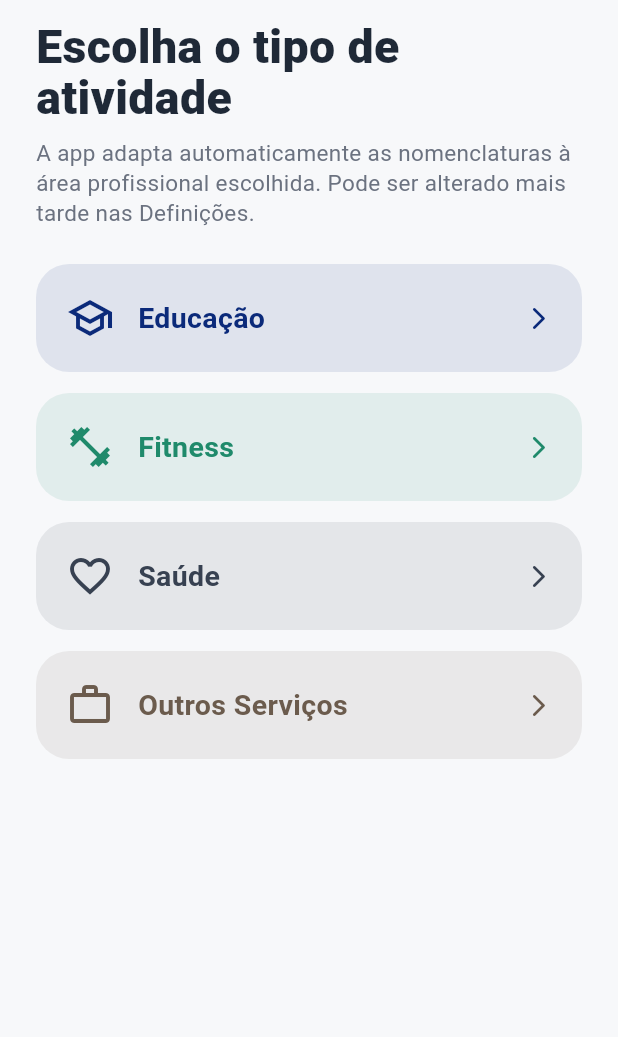
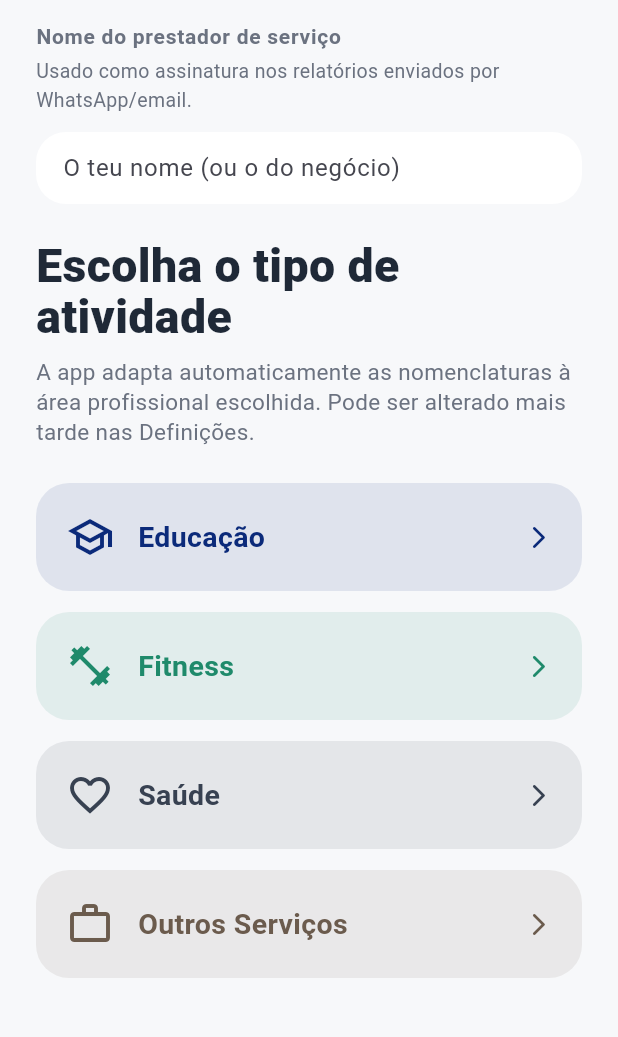
Before and after one commit to fmaiamalta/schedify_app, a Flutter app: the screen it shows after launch, on a phone screen of 412 x 824 dp, the part 180-1217 px from its top. Run offline on Flutter 3.47's test engine with Material 3 defaults, Android fonts, the phone set to English and light mode, and no system bars; our stand-ins replace shared_preferences.

Commit message:
Adiciona nome do prestador de serviço (assinatura dos relatórios)
- Novo campo global "Nome do prestador de serviço", pedido logo no ecrã
  inicial (antes da escolha do tipo de atividade, obrigatório para
  continuar) e editável mais tarde em Definições.
- Persistido em StorageService/PersistedState (retrocompatível: dados
  antigos sem este campo continuam a carregar, com nome vazio).
- Usado como assinatura no relatório enviado por WhatsApp/email — aparece
  numa linha própria a seguir a "Cumprimentos."/"Best regards.", só quando
  preenchido.

Também: em Alunos, os alunos inativos passam a aparecer sempre depois dos
ativos (cada grupo por ordem alfabética), em vez de misturados.

Co-Authored-By: Claude Sonnet 5 <noreply@anthropic.com>

```diff
--- a/lib/i18n/app_strings.dart
+++ b/lib/i18n/app_strings.dart
@@ -154,6 +154,13 @@ class AppStrings {
 
   // Definições
   String get settingsTitle => _t('Definições', 'Settings');
+  String get providerNameTitle => _t('Nome do prestador de serviço', 'Service provider name');
+  String get providerNameSubtitle => _t(
+        'Usado como assinatura nos relatórios enviados por WhatsApp/email.',
+        'Used as the signature on reports sent via WhatsApp/email.',
+      );
+  String get providerNameHint => _t('O teu nome (ou o do negócio)', 'Your name (or your business name)');
+  String get providerNameRequiredError => _t('Indica o teu nome para continuares.', 'Enter your name to continue.');
   String get activityTypeTitle => _t('Tipo de atividade', 'Activity type');
   String get activityTypeSubtitle => _t('Determina a nomenclatura usada em toda a aplicação.', 'Determines the wording used throughout the app.');
   String get languageTitle => _t('Idioma', 'Language');
@@ -258,21 +265,23 @@ class AppStrings {
     required String totalAmountLabel,
     required String sessionPluralLower,
     bool masculine = false,
+    String providerName = '',
   }) {
+    final signatureLine = providerName.trim().isEmpty ? '' : '\n${providerName.trim()}';
     if (_en) {
       return 'Hello,\n'
           'Here is the summary for $subjectName:\n'
           'Summary: $sessionDatesLabel.\n'
           'Total number of $sessionPluralLower: $totalSessions\n'
           'Total to pay: $totalAmountLabel\n'
-          'Best regards.';
+          'Best regards.$signatureLine';
     }
     return 'Olá,\n'
         'Segue o resumo ${masculine ? 'dos' : 'das'} $sessionPluralLower de $subjectName:\n'
         'Resumo: $sessionDatesLabel.\n'
         'Número total de $sessionPluralLower: $totalSessions\n'
         'Total a pagar: $totalAmountLabel\n'
-        'Cumprimentos.';
+        'Cumprimentos.$signatureLine';
   }
 }
 
--- a/lib/main.dart
+++ b/lib/main.dart
@@ -97,6 +97,7 @@ class _StartupGateState extends State<StartupGate> {
         return HomeShell(
           initialActivityType: state.activityType,
           initialLanguage: state.language,
+          initialProviderName: state.providerName,
           initialClients: state.clients,
           initialSessions: state.sessionsByClient,
         );
@@ -105,15 +106,50 @@ class _StartupGateState extends State<StartupGate> {
   }
 }
 
-class ActivitySelectionScreen extends StatelessWidget {
+class ActivitySelectionScreen extends StatefulWidget {
   final AppLanguage initialLanguage;
 
   const ActivitySelectionScreen({super.key, this.initialLanguage = AppLanguage.pt});
 
   @override
+  State<ActivitySelectionScreen> createState() => _ActivitySelectionScreenState();
+}
+
+class _ActivitySelectionScreenState extends State<ActivitySelectionScreen> {
+  final _nameController = TextEditingController();
+  bool _showNameError = false;
+
+  AppStrings get s => AppStrings(widget.initialLanguage);
+
+  @override
+  void dispose() {
+    _nameController.dispose();
+    super.dispose();
+  }
+
+  void _selectActivity(ActivityType type) {
+    final providerName = _nameController.text.trim();
+    if (providerName.isEmpty) {
+      setState(() => _showNameError = true);
+      return;
+    }
+    // pushReplacement (não push): a escolha do tipo de atividade é uma
+    // decisão de arranque única, não um ecrã para onde se deva poder
+    // voltar — caso contrário, o botão de recuar (Android) volta a
+    // mostrar o onboarding a partir de qualquer separador principal.
+    Navigator.of(context).pushReplacement(
+      MaterialPageRoute(
+        builder: (_) => HomeShell(
+          initialActivityType: type,
+          initialLanguage: widget.initialLanguage,
+          initialProviderName: providerName,
+        ),
+      ),
+    );
+  }
+
+  @override
   Widget build(BuildContext context) {
-    final s = AppStrings(initialLanguage);
-
     return Scaffold(
       body: SafeArea(
         child: Padding(
@@ -123,6 +159,37 @@ class ActivitySelectionScreen extends StatelessWidget {
             children: [
               const AppHeader(),
               const SizedBox(height: 6),
+              Text(
+                s.providerNameTitle,
+                style: const TextStyle(fontSize: 14, fontWeight: FontWeight.w700, color: AppColors.neutralSoft, letterSpacing: 0.5),
+              ),
+              const SizedBox(height: 4),
+              Text(
+                s.providerNameSubtitle,
+                style: const TextStyle(fontSize: 13, color: AppColors.neutralSoft),
+              ),
+              const SizedBox(height: 12),
+              Container(
+                padding: const EdgeInsets.symmetric(horizontal: 18),
+                decoration: BoxDecoration(
+                  color: AppColors.surfaceWhite,
+                  borderRadius: BorderRadius.circular(20),
+                  border: _showNameError ? Border.all(color: Colors.redAccent) : null,
+                ),
+                child: TextField(
+                  controller: _nameController,
+                  decoration: InputDecoration(border: InputBorder.none, hintText: s.providerNameHint),
+                  textCapitalization: TextCapitalization.words,
+                  onChanged: (_) {
+                    if (_showNameError) setState(() => _showNameError = false);
+                  },
+                ),
+              ),
+              if (_showNameError) ...[
+                const SizedBox(height: 6),
+                Text(s.providerNameRequiredError, style: const TextStyle(fontSize: 12, color: Colors.redAccent)),
+              ],
+              const SizedBox(height: 24),
               Text(
                 s.chooseActivityTitle,
                 style: const TextStyle(fontSize: 31, fontWeight: FontWeight.w800, color: AppColors.neutralDark, height: 1.1),
@@ -140,20 +207,10 @@ class ActivitySelectionScreen extends StatelessWidget {
                   itemBuilder: (context, index) {
                     final type = ActivityType.values[index];
                     final color = colorForActivityType(type);
-                    final title = getLabels(type, initialLanguage).areaName;
+                    final title = getLabels(type, widget.initialLanguage).areaName;
                     return InkWell(
                       borderRadius: BorderRadius.circular(22),
-                      onTap: () {
-                        // pushReplacement (não push): a escolha do tipo de atividade é uma
-                        // decisão de arranque única, não um ecrã para onde se deva poder
-                        // voltar — caso contrário, o botão de recuar (Android) volta a
-                        // mostrar o onboarding a partir de qualquer separador principal.
-                        Navigator.of(context).pushReplacement(
-                          MaterialPageRoute(
-                            builder: (_) => HomeShell(initialActivityType: type, initialLanguage: initialLanguage),
-                          ),
-                        );
-                      },
+                      onTap: () => _selectActivity(type),
                       child: Container(
                         padding: const EdgeInsets.all(20),
                         decoration: BoxDecoration(color: color.withValues(alpha: 0.1), borderRadius: BorderRadius.circular(22)),
--- a/lib/services/report_service.dart
+++ b/lib/services/report_service.dart
@@ -15,6 +15,7 @@ String buildReportMessage({
   required Client client,
   required PaymentCycleGroup cycle,
   required AppStrings strings,
+  String providerName = '',
 }) {
   final sortedSessions = [...cycle.sessions]..sort((a, b) => a.scheduledFor.compareTo(b.scheduledFor));
   final sessionDatesLabel = sortedSessions.map((s) => _formatDayMonth(s.scheduledFor)).join(', ');
@@ -33,6 +34,7 @@ String buildReportMessage({
     totalAmountLabel: totalLabel,
     sessionPluralLower: labels.sessionPlural.toLowerCase(),
     masculine: labels.sessionIsMasculine,
+    providerName: providerName.trim(),
   );
 }
 
--- a/lib/services/storage_service.dart
+++ b/lib/services/storage_service.dart
@@ -9,12 +9,14 @@ import '../models.dart';
 class PersistedState {
   final ActivityType activityType;
   final AppLanguage language;
+  final String providerName;
   final List<Client> clients;
   final Map<String, List<SessionRecord>> sessionsByClient;
 
   const PersistedState({
     required this.activityType,
     required this.language,
+    required this.providerName,
     required this.clients,
     required this.sessionsByClient,
   });
@@ -44,6 +46,7 @@ class StorageService {
       return PersistedState(
         activityType: ActivityType.values.byName(json['activityType'] as String? ?? 'education'),
         language: AppLanguage.values.byName(json['language'] as String? ?? 'pt'),
+        providerName: json['providerName'] as String? ?? '',
         clients: clients,
         sessionsByClient: sessionsByClient,
       );
@@ -57,12 +60,14 @@ class StorageService {
   Future<void> save({
     required ActivityType activityType,
     required AppLanguage language,
+    required String providerName,
     required List<Client> clients,
     required Map<String, List<SessionRecord>> sessionsByClient,
   }) async {
     final json = {
       'activityType': activityType.name,
       'language': language.name,
+      'providerName': providerName,
       'clients': clients.map((c) => c.toJson()).toList(),
       'sessionsByClient': {
         for (final entry in sessionsByClient.entries) entry.key: entry.value.map((s) => s.toJson()).toList(),
```
Also changed, not shown: lib/home_shell.dart (+12 -1 lines), lib/screens/clients_tab.dart (+11 -7 lines), lib/screens/payments_tab.dart (+7 -1 lines), lib/screens/settings_screen.dart (+44 -4 lines), 4 other files.
